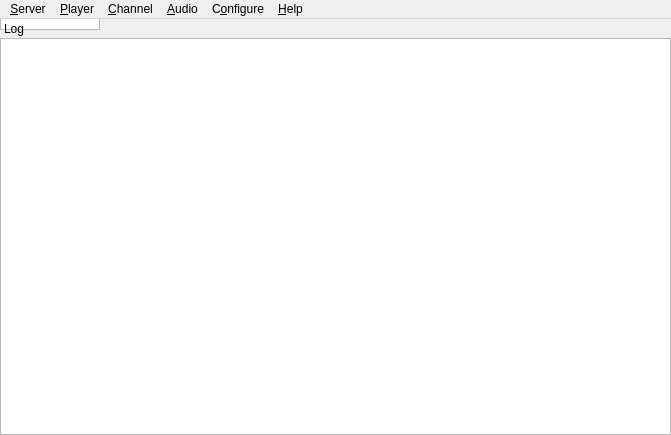
Before: the Qt Designer form src/mumble/MainWindow.ui in mumble-voip/mumble, drawn with Qt 5.
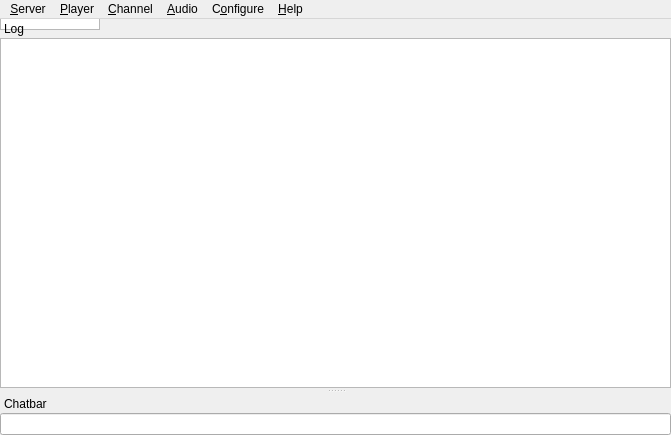
After: the same form once the commit is applied.

Commit message: Added Chatbar dock widget to MainWindow

```diff
--- a/src/mumble/MainWindow.ui
+++ b/src/mumble/MainWindow.ui
@@ -118,8 +118,45 @@
     </property>
    </widget>
   </widget>
-  <action name="qaQuit">
-   <property name="text">
+  <widget class="QDockWidget" name="qdwChat" >
+   <property name="sizePolicy" >
+    <sizepolicy vsizetype="Preferred" hsizetype="Preferred" >
+     <horstretch>0</horstretch>
+     <verstretch>0</verstretch>
+    </sizepolicy>
+   </property>
+   <property name="toolTip" >
+    <string/>
+   </property>
+   <property name="whatsThis" >
+    <string>This is the chatbar&lt;br />If you enter text here and then press enter the text is sent to the player or channel that was selected. If nothing is selected the message is sent to your current channel.</string>
+   </property>
+   <property name="features" >
+    <set>QDockWidget::DockWidgetMovable</set>
+   </property>
+   <property name="windowTitle" >
+    <string>Chatbar</string>
+   </property>
+   <attribute name="dockWidgetArea" >
+    <number>1</number>
+   </attribute>
+   <widget class="QLineEdit" name="qleChat" >
+    <property name="sizePolicy" >
+     <sizepolicy vsizetype="Fixed" hsizetype="Expanding" >
+      <horstretch>0</horstretch>
+      <verstretch>0</verstretch>
+     </sizepolicy>
+    </property>
+    <property name="maximumSize" >
+     <size>
+      <width>16777215</width>
+      <height>16777215</height>
+     </size>
+    </property>
+   </widget>
+  </widget>
+  <action name="qaQuit" >
+   <property name="text" >
     <string>&amp;Quit Mumble</string>
    </property>
    <property name="toolTip">
```
Left out of the diff: 442 changed lines with no effect on the pictures. The commit also changes 6 other files.
